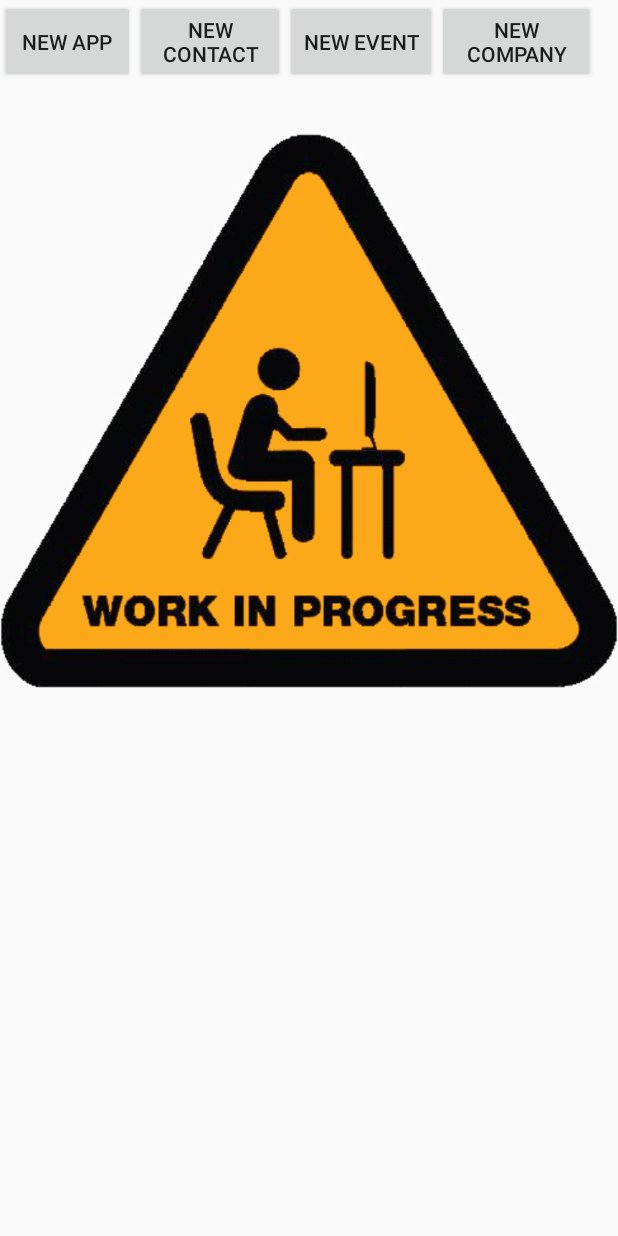
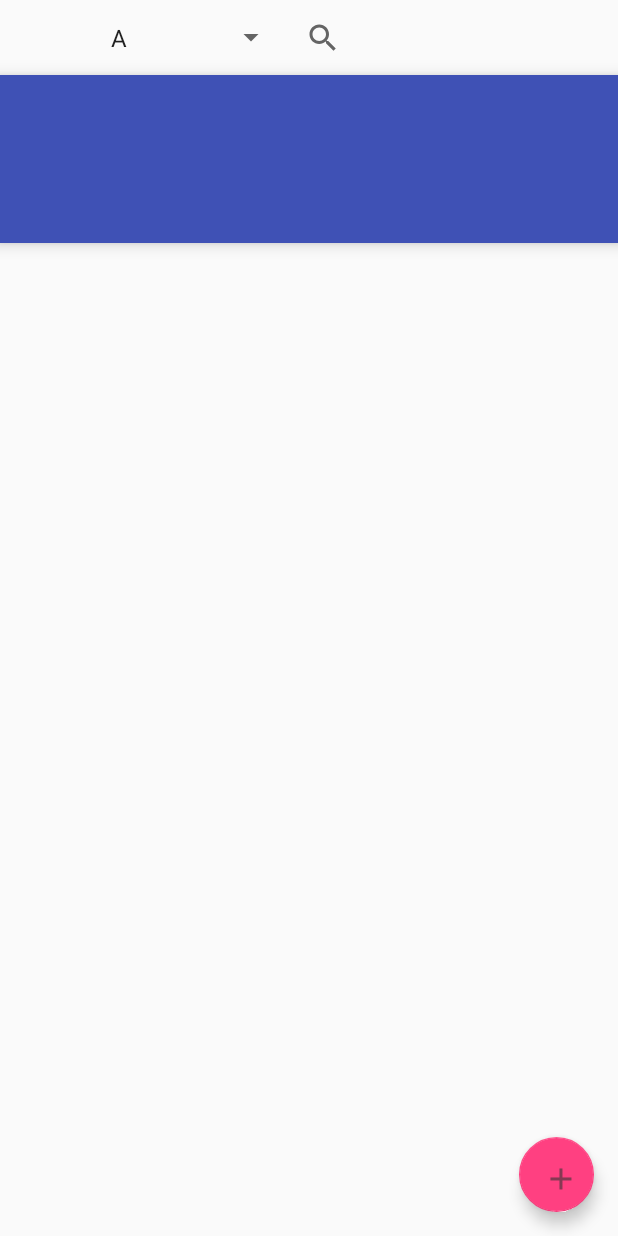
Before and after one commit to HelluvaEnginerd/NetworkPal, an Android app: the layout activity_welcome_drawer.xml on its own in the app's theme, with its tools: preview values and no code run, on a phone screen of 412 x 824 dp. Run offline under Robolectric (Android 15) with nearby library versions, the phone set to English and light mode, and no system bars.

Commit message:
tab view on Welcome Activity added

```diff
--- a/app/src/main/java/com/csci448/goldenrush/networkingpal/ApplicationSearchActivity.java
+++ b/app/src/main/java/com/csci448/goldenrush/networkingpal/ApplicationSearchActivity.java
@@ -109,7 +109,7 @@ public class ApplicationSearchActivity extends AppCompatActivity{
             public void onItemClick(AdapterView<?> parent, View view, int position, long id) {
                 switch (position){
                     case 0: Toast.makeText(getApplicationContext(), "Welcome", Toast.LENGTH_SHORT).show();
-                        Intent intent = WelcomeActivity.newIntent(getApplicationContext());
+                        Intent intent = WelcomeActivity.newIntent(getApplicationContext(), 0);
                         startActivity(intent);
                         break;
                     case 1: Toast.makeText(getApplicationContext(), "Calendar", Toast.LENGTH_SHORT).show();
--- a/app/src/main/java/com/csci448/goldenrush/networkingpal/CalendarActivity.java
+++ b/app/src/main/java/com/csci448/goldenrush/networkingpal/CalendarActivity.java
@@ -146,7 +146,7 @@ public class CalendarActivity extends AppCompatActivity {
             public void onItemClick(AdapterView<?> parent, View view, int position, long id) {
                 switch (position){
                     case 0: Toast.makeText(getApplicationContext(), "Welcome", Toast.LENGTH_SHORT).show();
-                        Intent intent = WelcomeActivity.newIntent(getApplicationContext());
+                        Intent intent = WelcomeActivity.newIntent(getApplicationContext(), 0);
                         startActivity(intent);
                         break;
                     case 1: Toast.makeText(getApplicationContext(), "Applications", Toast.LENGTH_SHORT).show();
--- a/app/src/main/java/com/csci448/goldenrush/networkingpal/DiggernetActivity.java
+++ b/app/src/main/java/com/csci448/goldenrush/networkingpal/DiggernetActivity.java
@@ -85,7 +85,7 @@ public class DiggernetActivity extends AppCompatActivity{
                 /**
                  *  Cancels login, goes back to welcome activity
                  */
-                Intent i = WelcomeActivity.newIntent(DiggernetActivity.this);
+                Intent i = WelcomeActivity.newIntent(DiggernetActivity.this, 0);
                 startActivity(i);
             }
         });
@@ -102,7 +102,7 @@ public class DiggernetActivity extends AppCompatActivity{
             public void onItemClick(AdapterView<?> parent, View view, int position, long id) {
                 switch (position){
                     case 0: Toast.makeText(getApplicationContext(), "Welcome", Toast.LENGTH_SHORT).show();
-                        Intent intent = WelcomeActivity.newIntent(getApplicationContext());
+                        Intent intent = WelcomeActivity.newIntent(getApplicationContext(), 0);
                         startActivity(intent);
                         break;
                     case 1: Toast.makeText(getApplicationContext(), "Applications", Toast.LENGTH_SHORT).show();
--- a/app/src/main/java/com/csci448/goldenrush/networkingpal/NewCompanyActivity.java
+++ b/app/src/main/java/com/csci448/goldenrush/networkingpal/NewCompanyActivity.java
@@ -180,7 +180,7 @@ public class NewCompanyActivity extends AppCompatActivity implements ContactPick
                 if(mLastIntent!=null)
                     startActivity(mLastIntent);
                 else{
-                    Intent i = WelcomeActivity.newIntent(NewCompanyActivity.this);
+                    Intent i = WelcomeActivity.newIntent(NewCompanyActivity.this, 0);
                 }
                 mLastIntent.putExtra(EXTRA_COMPANY, mCompany.getID());
                 startActivity(mLastIntent);
--- a/app/src/main/java/com/csci448/goldenrush/networkingpal/NewContactActivity.java
+++ b/app/src/main/java/com/csci448/goldenrush/networkingpal/NewContactActivity.java
@@ -225,7 +225,7 @@ public class NewContactActivity extends AppCompatActivity implements CompanyPick
                 startActivity(mLastIntent);
                 }
                 else{
-                    Intent i = WelcomeActivity.newIntent(NewContactActivity.this);
+                    Intent i = WelcomeActivity.newIntent(NewContactActivity.this, 0);
                 }
 
 
--- a/app/src/main/java/com/csci448/goldenrush/networkingpal/RecentActionFragment.java
+++ b/app/src/main/java/com/csci448/goldenrush/networkingpal/RecentActionFragment.java
@@ -136,7 +136,7 @@ public class RecentActionFragment extends Fragment {
             Log.d(TAG, "onClick()");
             Intent intent;
             String category = mRecentAction.getCategory();
-            Intent i = WelcomeActivity.newIntent(getContext());
+            Intent i = WelcomeActivity.newIntent(getContext(), 0);
             switch (category) {
                 case "Contact":
                     intent = NewContactActivity.newIntent(getActivity(), mRecentAction.getUUID(), i);
@@ -151,7 +151,7 @@ public class RecentActionFragment extends Fragment {
                     intent = NewEventActivity.newIntent(getActivity(), null, i); //todo: need to change
                     break;
                 default:
-                    intent = WelcomeActivity.newIntent(getContext());
+                    intent = WelcomeActivity.newIntent(getContext(), 0);
                     break;
             }
             startActivity(intent);
--- a/app/src/main/res/layout-land/activity_welcome_drawer.xml
+++ b/app/src/main/res/layout-land/activity_welcome_drawer.xml
@@ -14,70 +14,82 @@ http://blog.teamtreehouse.com/add-navigation-drawer-android
         xmlns:android="http://schemas.android.com/apk/res/android"
         android:orientation="vertical"
         android:layout_width="match_parent"
-        android:layout_height="match_parent">
+        android:layout_height="match_parent"
+        >
+
         <RelativeLayout
             android:id="@+id/button_layout"
             android:layout_width="wrap_content"
             android:layout_height="wrap_content"
             android:layout_centerHorizontal="true"
+            xmlns:app="http://schemas.android.com/apk/res-auto"
         >
 
-            <Button
-                android:id="@+id/new_event_button"
-                android:layout_width="wrap_content"
-                android:layout_height="55sp"
-                android:text="@string/new_event"
-                android:layout_toRightOf="@+id/new_contact_button"
-            />
-            <Button
-                android:id="@+id/new_contact_button"
-                android:layout_width="100sp"
-                android:layout_height="55sp"
-                android:text="@string/new_contact"
-                android:layout_toRightOf="@+id/new_app_button"
-            />
-            <Button
-                android:id="@+id/new_company_button"
-                android:layout_width="105sp"
-                android:layout_height="55sp"
-                android:text="@string/new_company"
-                android:layout_toRightOf="@+id/new_event_button"
-            />
-            <Button
-                android:id="@+id/new_app_button"
-                android:layout_width="90sp"
-                android:layout_height="55sp"
-                android:text="@string/new_application"
-            />
-        </RelativeLayout>
-            <ImageView
-                android:layout_marginTop="50sp"
+            <Spinner
+                android:id="@+id/contacts_spinner"
+                android:layout_width="175sp"
+                android:layout_height="50sp"
+                android:layout_below="@id/contacts_header"
+                android:layout_marginLeft="@dimen/activity_horizontal_margin"
+                android:entries="@array/sort_choice_array"
+                android:textAlignment="center">
+            </Spinner>
+
+            <SearchView
+                android:id="@+id/contacts_search_view"
+                android:layout_width="175sp"
+                android:layout_height="50sp"
+                android:layout_below="@+id/contacts_header"
+                android:layout_toRightOf="@+id/contacts_spinner"
+                android:layout_marginRight="@dimen/activity_horizontal_margin"
+                android:queryHint="@string/search_hint">
+            </SearchView>
+
+            <android.support.v7.widget.Toolbar
+                android:id="@+id/toolbar"
                 android:layout_width="match_parent"
                 android:layout_height="wrap_content"
-                android:src="@drawable/work_in_progress"
+                android:layout_below="@id/contacts_search_view"
+                android:background="?attr/colorPrimary"
+                android:elevation="6dp"
+                android:minHeight="?attr/actionBarSize"
+                android:theme="@style/ThemeOverlay.AppCompat.Dark.ActionBar"
+                app:popupTheme="@style/ThemeOverlay.AppCompat.Light"
             />
 
-        <!--
-        <TextView
-            android:id="@+id/recent_activity_text_view"
-            android:layout_below="@+id/button_layout"
+            <android.support.design.widget.TabLayout
+                android:id="@+id/tab_layout"
                 android:layout_width="match_parent"
                 android:layout_height="wrap_content"
-            android:text="@string/recent_activity"
-            android:textAlignment="center"
-            android:textColor="@android:color/black"
-            android:textSize="35sp"
-        />
+                android:layout_below="@+id/toolbar"
+                android:background="?attr/colorPrimary"
+                android:elevation="6dp"
+                android:minHeight="?attr/actionBarSize"
+                android:theme="@style/ThemeOverlay.AppCompat.Dark.ActionBar"/>
+
+            <android.support.v4.view.ViewPager
+                android:id="@+id/pager"
+                android:layout_width="match_parent"
+                android:layout_height="fill_parent"
+                android:layout_below="@id/tab_layout"/>
 
             <FrameLayout
-            android:layout_below="@+id/recent_activity_text_view"
-            android:id="@+id/fragment_welcome_list_host"
+                android:layout_below="@+id/tab_layout"
                 android:orientation="vertical"
                 android:layout_width="match_parent"
-            android:layout_height="match_parent"
-        >
+                android:layout_height="match_parent">
+
+                <android.support.design.widget.FloatingActionButton
+                    android:id="@+id/fab_add_contacts"
+                    android:layout_width="50sp"
+                    android:layout_height="50sp"
+                    android:layout_gravity="bottom|right"
+                    android:layout_marginRight="16dp"
+                    android:layout_marginBottom="16dp"
+                    android:src="@drawable/ic_action_add"/>
+
             </FrameLayout>
-        -->
+    </RelativeLayout>
     </RelativeLayout>
 
     <!-- portion for the hamburger menu_main-->
--- a/app/src/main/res/layout/activity_welcome_drawer.xml
+++ b/app/src/main/res/layout/activity_welcome_drawer.xml
@@ -14,70 +14,82 @@ http://blog.teamtreehouse.com/add-navigation-drawer-android
         xmlns:android="http://schemas.android.com/apk/res/android"
         android:orientation="vertical"
         android:layout_width="match_parent"
-        android:layout_height="match_parent">
+        android:layout_height="match_parent"
+        xmlns:app="http://schemas.android.com/apk/res-auto"
+    >
         <RelativeLayout
             android:id="@+id/button_layout"
             android:layout_width="wrap_content"
             android:layout_height="wrap_content"
             android:layout_centerHorizontal="true"
+            xmlns:app="http://schemas.android.com/apk/res-auto"
         >
 
-            <Button
-                android:id="@+id/new_event_button"
-                android:layout_width="wrap_content"
-                android:layout_height="55sp"
-                android:text="@string/new_event"
-                android:layout_toRightOf="@+id/new_contact_button"
-            />
-            <Button
-                android:id="@+id/new_contact_button"
-                android:layout_width="100sp"
-                android:layout_height="55sp"
-                android:text="@string/new_contact"
-                android:layout_toRightOf="@+id/new_app_button"
-            />
-            <Button
-                android:id="@+id/new_company_button"
-                android:layout_width="105sp"
-                android:layout_height="55sp"
-                android:text="@string/new_company"
-                android:layout_toRightOf="@+id/new_event_button"
-            />
-            <Button
-                android:id="@+id/new_app_button"
-                android:layout_width="90sp"
-                android:layout_height="55sp"
-                android:text="@string/new_application"
-            />
-            <ImageView
-                android:layout_below="@id/new_app_button"
+            <Spinner
+                android:id="@+id/contacts_spinner"
+                android:layout_width="175sp"
+                android:layout_height="50sp"
+                android:layout_below="@id/contacts_header"
+                android:layout_marginLeft="@dimen/activity_horizontal_margin"
+                android:entries="@array/sort_choice_array"
+                android:textAlignment="center">
+            </Spinner>
+
+            <SearchView
+                android:id="@+id/contacts_search_view"
+                android:layout_width="175sp"
+                android:layout_height="50sp"
+                android:layout_below="@+id/contacts_header"
+                android:layout_toRightOf="@+id/contacts_spinner"
+                android:layout_marginRight="@dimen/activity_horizontal_margin"
+                android:queryHint="@string/search_hint">
+            </SearchView>
+
+            <android.support.v7.widget.Toolbar
+                android:id="@+id/toolbar"
                 android:layout_width="match_parent"
                 android:layout_height="wrap_content"
-                android:src="@drawable/work_in_progress"
-            />
-        </RelativeLayout>
+                android:layout_below="@id/contacts_search_view"
+                android:background="?attr/colorPrimary"
+                android:elevation="6dp"
+                android:minHeight="?attr/actionBarSize"
+                android:theme="@style/ThemeOverlay.AppCompat.Dark.ActionBar"
+                app:popupTheme="@style/ThemeOverlay.AppCompat.Light"/>
 
-        <!--
-        <TextView
-            android:id="@+id/recent_activity_text_view"
-            android:layout_below="@+id/button_layout"
+            <android.support.design.widget.TabLayout
+                android:id="@+id/tab_layout"
                 android:layout_width="match_parent"
                 android:layout_height="wrap_content"
-            android:text="@string/recent_activity"
-            android:textAlignment="center"
-            android:textColor="@android:color/black"
-            android:textSize="35sp"
-        />
+                android:layout_below="@+id/toolbar"
+                android:background="?attr/colorPrimary"
+                android:elevation="6dp"
+                android:minHeight="?attr/actionBarSize"
+                android:theme="@style/ThemeOverlay.AppCompat.Dark.ActionBar"/>
+
+            <android.support.v4.view.ViewPager
+                android:id="@+id/pager"
+                android:layout_width="match_parent"
+                android:layout_height="fill_parent"
+                android:layout_below="@id/tab_layout"/>
 
             <FrameLayout
-            android:layout_below="@+id/recent_activity_text_view"
-            android:id="@+id/fragment_welcome_list_host"
+                android:layout_below="@+id/tab_layout"
                 android:orientation="vertical"
                 android:layout_width="match_parent"
-            android:layout_height="match_parent"
-        >
+                android:layout_height="match_parent">
+
+                <android.support.design.widget.FloatingActionButton
+                    android:id="@+id/fab_add_contacts"
+                    android:layout_width="50sp"
+                    android:layout_height="50sp"
+                    android:layout_gravity="bottom|right"
+                    android:layout_marginRight="16dp"
+                    android:layout_marginBottom="16dp"
+                    android:src="@drawable/ic_action_add"/>
+
             </FrameLayout>
-        -->
+
+        </RelativeLayout>
 
     </RelativeLayout>
 
```
Also changed, not shown: app/src/main/java/com/csci448/goldenrush/networkingpal/ContactsActivity.java (+4 -3 lines), app/src/main/java/com/csci448/goldenrush/networkingpal/TabPagerAdapter.java (+7 -1 lines), app/src/main/java/com/csci448/goldenrush/networkingpal/WelcomeActivity.java (+70 -66 lines). Lines whose indentation alone changed are shown as unchanged.
